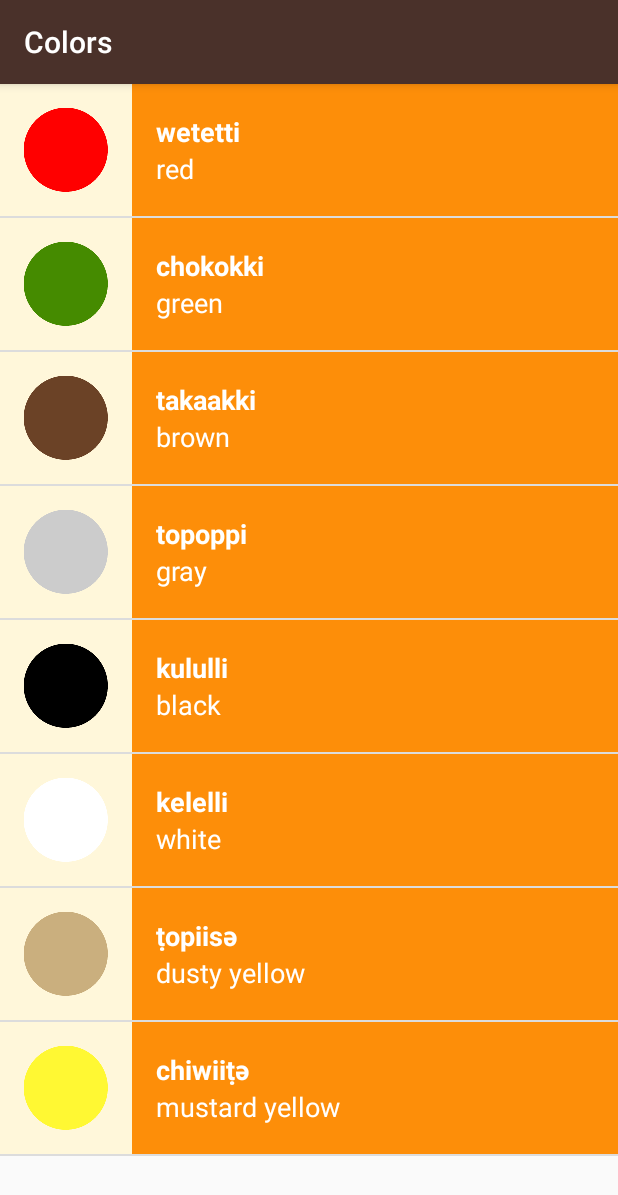
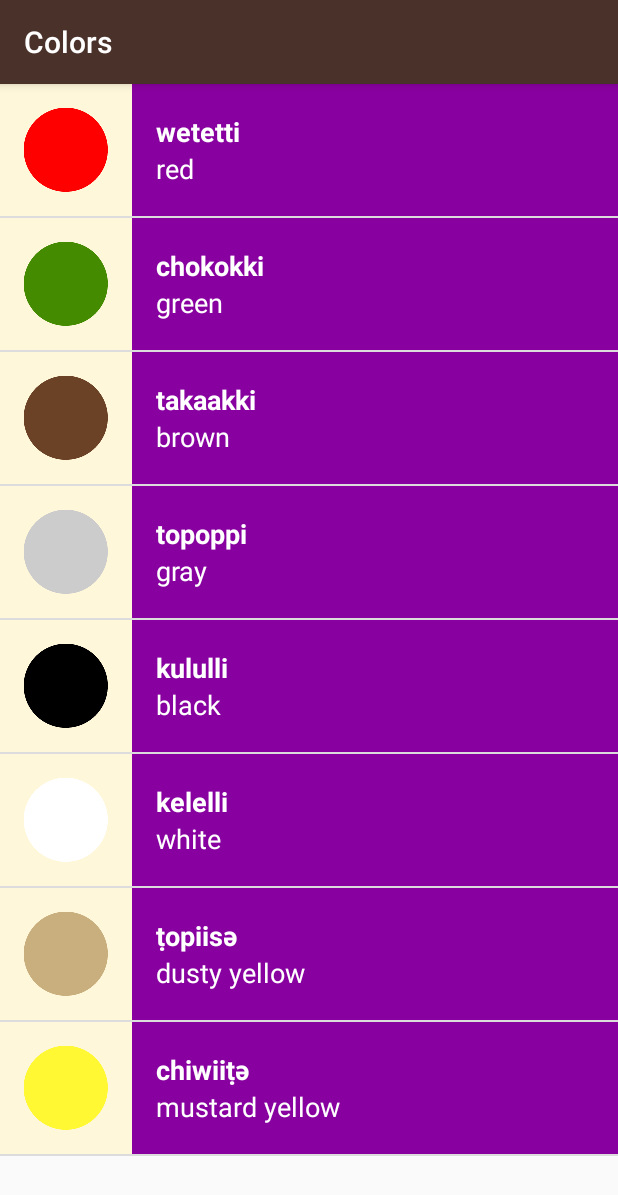
Before and after one commit to JaysonMallari/miwok-projeck, an Android app: the ColorsActivity screen opened directly, with no data from a screen before it, on a phone screen of 412 x 824 dp. Shown: the top 1195 px of the screen. Run offline under Robolectric (Android 15) with nearby library versions, the phone set to English and light mode, and no system bars.

Commit message:
individual list background color has been applied

```diff
--- a/app/src/main/java/com/example/android/miwok/ColorsActivity.java
+++ b/app/src/main/java/com/example/android/miwok/ColorsActivity.java
@@ -33,7 +33,7 @@ public class ColorsActivity extends AppCompatActivity {
 
     public void setColorAdapter(){
         //Constructed a new adapter
-        WordAdapter adapter = new WordAdapter(this, words);
+        WordAdapter adapter = new WordAdapter(this, words, R.color.category_colors);
 
         // fide the listview using id and Cast
         ListView listView = (ListView) findViewById(R.id.list);
--- a/app/src/main/java/com/example/android/miwok/FamilyMembersActivity.java
+++ b/app/src/main/java/com/example/android/miwok/FamilyMembersActivity.java
@@ -34,7 +34,7 @@ public class FamilyMembersActivity extends AppCompatActivity {
     // method to setup the adapter
     public void setFamilyAdapter(){
         // Construct a new WordAdapter
-        WordAdapter adapter  =  new WordAdapter(this, words);
+        WordAdapter adapter  =  new WordAdapter(this, words, R.color.category_family);
 
         // cast  the ListView
         ListView listView = (ListView) findViewById(R.id.list);
--- a/app/src/main/java/com/example/android/miwok/NumbersActivity.java
+++ b/app/src/main/java/com/example/android/miwok/NumbersActivity.java
@@ -44,7 +44,7 @@ public class NumbersActivity extends AppCompatActivity {
     //set the number adapter
     public void setNumberAdapter(){
         // Construct a new WordAdapter
-        WordAdapter itemsAdapter =  new WordAdapter(this, words);
+        WordAdapter itemsAdapter =  new WordAdapter(this, words, R.color.category_numbers);
 
         // Cast the number Listview
         ListView listView = (ListView) findViewById(R.id.list);
--- a/app/src/main/java/com/example/android/miwok/PhrasesActivity.java
+++ b/app/src/main/java/com/example/android/miwok/PhrasesActivity.java
@@ -34,7 +34,7 @@ public class PhrasesActivity extends AppCompatActivity {
 
     public void setPhrasesAdapter(){
         // Create a new adapter object
-        WordAdapter adapter = new WordAdapter(this, words);
+        WordAdapter adapter = new WordAdapter(this, words, R.color.category_phrases);
 
         // find the listview using id
         ListView listView = (ListView) findViewById(R.id.list);
--- a/app/src/main/java/com/example/android/miwok/WordAdapter.java
+++ b/app/src/main/java/com/example/android/miwok/WordAdapter.java
@@ -1,6 +1,7 @@
 package com.example.android.miwok;
 
 import android.app.Activity;
+import android.support.v4.content.ContextCompat;
 import android.view.LayoutInflater;
 import android.view.View;
 import android.view.ViewGroup;
@@ -17,12 +18,16 @@ import java.util.ArrayList;
 
 public class WordAdapter extends ArrayAdapter<Word> {
 
-    public WordAdapter(Activity context, ArrayList<Word> words) {
+    /** Resource ID for the background color for the list word*/
+    private int mColorResourceId;
+
+    public WordAdapter(Activity context, ArrayList<Word> words, int colorResourceId) {
         // Here, we initialize the ArrayAdapter's internal storage for the context and the list.
         // the second argument is used when the ArrayAdapter is populating a single TextView.
         // Because this is a custom adapter for two TextViews and an ImageView, the adapter is not
         // going to use this second argument, so it can be any value. Here, we used 0.
         super(context, 0, words);
+        mColorResourceId = colorResourceId;
     }
 
     @Override
@@ -63,6 +68,13 @@ public class WordAdapter extends ArrayAdapter<Word> {
             imageView.setVisibility(View.GONE);
         }
 
+        //set the theme color for the list item
+        View themeColor = listItemView.findViewById(R.id.list_background_color);
+        //find the color that resource ID maps
+        int color = ContextCompat.getColor(getContext(),mColorResourceId);
+        // set background color of the list view
+        themeColor.setBackgroundColor(color);
+
 
         // Return the whole list item layout (containing 2 TextViews and an ImageView)
         // so that it can be shown in the ListView
--- a/app/src/main/res/layout/list_item.xml
+++ b/app/src/main/res/layout/list_item.xml
@@ -15,11 +15,12 @@
         />
 
 <LinearLayout
+    android:id="@+id/list_background_color"
     android:orientation="vertical"
     android:layout_width="match_parent"
     android:layout_height="match_parent"
     android:paddingLeft="16dp"
-    android:background="@color/category_numbers">
+   >
 
     <TextView
         android:id="@+id/miwok_text_view"
```
